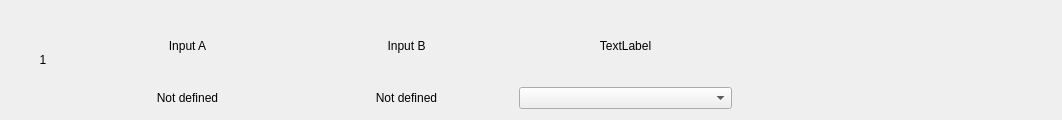
The window that widgets/encoders.ui (FreeJoy-Team/FreeJoyConfiguratorQt) describes before a commit, drawn with Qt 5.
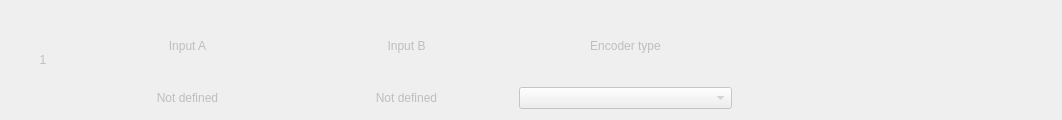
The same window after the commit.

Commit message: encoders config

Patch:
```diff
--- a/widgets/encoders.ui
+++ b/widgets/encoders.ui
@@ -22,6 +22,9 @@
   <layout class="QGridLayout" name="gridLayout" rowstretch="3,10" columnstretch="3,10,10,10,15">
    <item row="1" column="1">
     <widget class="QLabel" name="label_ButtonNumberA">
+     <property name="enabled">
+      <bool>false</bool>
+     </property>
      <property name="text">
       <string>Not defined</string>
      </property>
@@ -32,6 +35,9 @@
    </item>
    <item row="1" column="2">
     <widget class="QLabel" name="label_ButtonNumberB">
+     <property name="enabled">
+      <bool>false</bool>
+     </property>
      <property name="text">
       <string>Not defined</string>
      </property>
@@ -41,7 +47,11 @@
     </widget>
    </item>
    <item row="1" column="3">
-    <widget class="QComboBox" name="comboBox_EncoderType"/>
+    <widget class="QComboBox" name="comboBox_EncoderType">
+     <property name="enabled">
+      <bool>false</bool>
+     </property>
+    </widget>
    </item>
    <item row="0" column="4">
     <spacer name="horizontalSpacer">
@@ -58,6 +68,9 @@
    </item>
    <item row="0" column="1">
     <widget class="QLabel" name="text_InputA">
+     <property name="enabled">
+      <bool>false</bool>
+     </property>
      <property name="text">
       <string>Input A</string>
      </property>
@@ -68,6 +81,9 @@
    </item>
    <item row="0" column="2">
     <widget class="QLabel" name="text_InputB">
+     <property name="enabled">
+      <bool>false</bool>
+     </property>
      <property name="text">
       <string>Input B</string>
      </property>
@@ -78,8 +94,11 @@
    </item>
    <item row="0" column="3">
     <widget class="QLabel" name="text_EncoderType">
+     <property name="enabled">
+      <bool>false</bool>
+     </property>
      <property name="text">
-      <string>TextLabel</string>
+      <string>Encoder type</string>
      </property>
      <property name="alignment">
       <set>Qt::AlignCenter</set>
@@ -88,6 +107,9 @@
    </item>
    <item row="0" column="0" rowspan="2">
     <widget class="QLabel" name="label_EncoderIndex">
+     <property name="enabled">
+      <bool>false</bool>
+     </property>
      <property name="text">
       <string>1</string>
      </property>
```
The commit also changes 17 other files.
